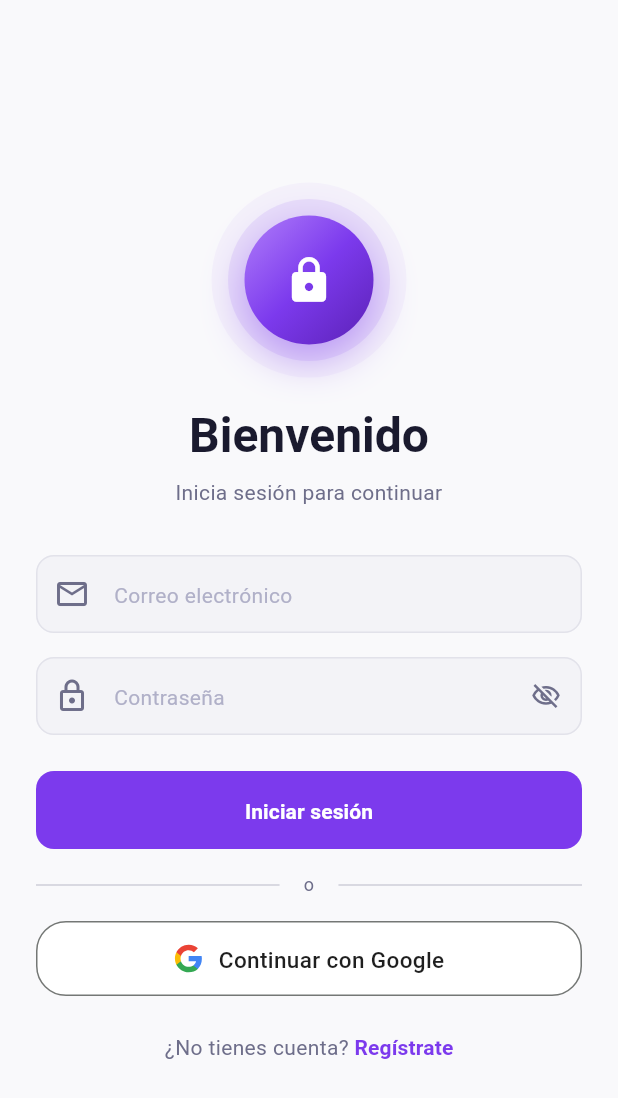
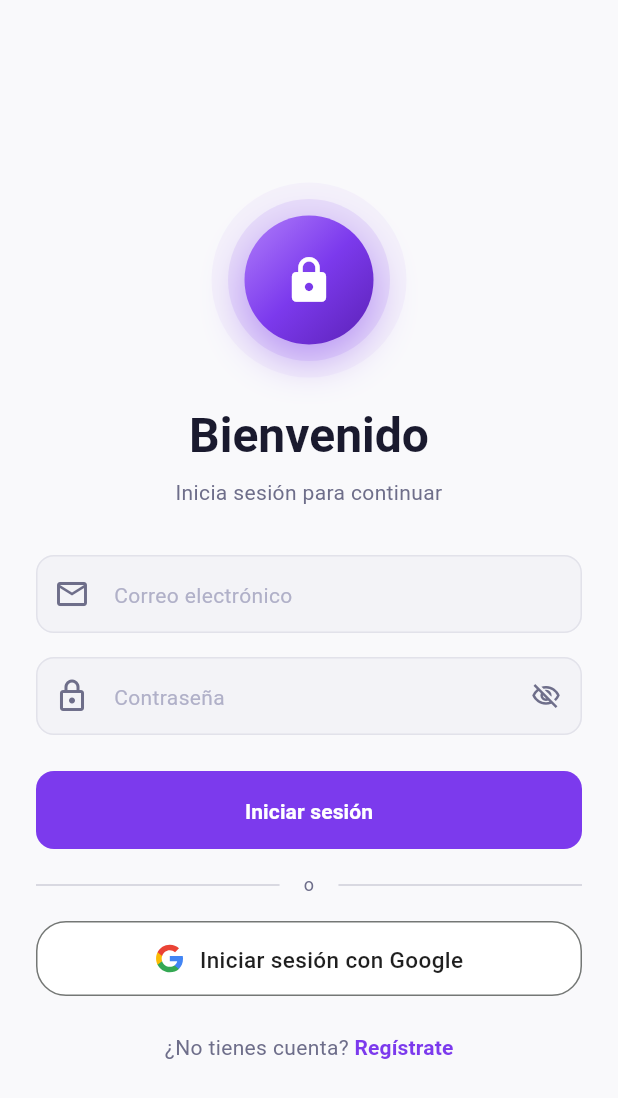
Before and after one commit to noahgrana09-source/clean-auth-kit, a Flutter app: the screen it shows after launch, on a phone screen of 412 x 824 dp. Shown: the top 1098 px of the screen. Run offline on Flutter 3.47's test engine with Material 3 defaults, Android fonts, the phone set to English and light mode, and no system bars; our stand-ins replace dartz, equatable, firebase_auth, firebase_core, flutter_riverpod, flutter_svg and 2 more; accounts and stored records are empty.

Commit message:
Refactor signOut to use Unit, simplify constructors, add text param to GoogleSignInButton
Replaced Either<Failure, void> with Either<Failure, Unit> across the signOut
chain (repository, impl, and test) so the type is Equatable-friendly. Simplified
use-case constructors to use this._repository directly. Added a configurable
text parameter to GoogleSignInButton with a sensible default, and set
context-specific labels on the login and register screens.

Co-Authored-By: Claude Sonnet 4.6 <noreply@anthropic.com>

```diff
--- a/lib/features/auth/data/repositories/auth_repository_impl.dart
+++ b/lib/features/auth/data/repositories/auth_repository_impl.dart
@@ -68,10 +68,10 @@ class AuthRepositoryImpl implements AuthRepository {
   }
 
   @override
-  Future<Either<Failure, void>> signOut() async {
+  Future<Either<Failure, Unit>> signOut() async {
     try {
       await _remoteDataSource.signOut();
-      return const Right(null);
+      return const Right(unit);
     } on Exception catch (e) {
       return Left(ServerFailure(message: e.toString()));
     }
--- a/lib/features/auth/domain/repositories/auth_repository.dart
+++ b/lib/features/auth/domain/repositories/auth_repository.dart
@@ -32,8 +32,8 @@ abstract class AuthRepository {
 
   /// Signs out the currently authenticated user.
   ///
-  /// Returns [void] on success or a [Failure] on error.
-  Future<Either<Failure, void>> signOut();
+  /// Returns [Unit] on success or a [Failure] on error.
+  Future<Either<Failure, Unit>> signOut();
 
   /// Watches the authentication state and emits [UserEntity] or null.
   ///
--- a/lib/features/auth/domain/usecases/sign_in_with_email_usecase.dart
+++ b/lib/features/auth/domain/usecases/sign_in_with_email_usecase.dart
@@ -14,7 +14,7 @@ class SignInWithEmailUseCase
   final AuthRepository _repository;
 
   /// Creates a [SignInWithEmailUseCase] with the given [repository].
-  SignInWithEmailUseCase(AuthRepository repository) : _repository = repository;
+  SignInWithEmailUseCase(this._repository);
 
   @override
   Future<Either<Failure, UserEntity>> call(SignInWithEmailParams params) {
--- a/lib/features/auth/domain/usecases/sign_in_with_google_usecase.dart
+++ b/lib/features/auth/domain/usecases/sign_in_with_google_usecase.dart
@@ -13,7 +13,7 @@ class SignInWithGoogleUseCase extends UseCase<UserEntity, NoParams> {
   final AuthRepository _repository;
 
   /// Creates a [SignInWithGoogleUseCase] with the given [repository].
-  SignInWithGoogleUseCase(AuthRepository repository) : _repository = repository;
+  SignInWithGoogleUseCase(this._repository);
 
   @override
   Future<Either<Failure, UserEntity>> call(NoParams params) {
--- a/lib/features/auth/presentation/screens/login_screen.dart
+++ b/lib/features/auth/presentation/screens/login_screen.dart
@@ -195,6 +195,7 @@ class _LoginScreenState extends ConsumerState<LoginScreen> {
           GoogleSignInButton(
             isLoading: isLoading,
             onPressed: isLoading ? null : _signInWithGoogle,
+            text: "Iniciar sesión con Google",
           ),
           const SizedBox(height: 24),
 
--- a/lib/features/auth/presentation/screens/register_screen.dart
+++ b/lib/features/auth/presentation/screens/register_screen.dart
@@ -278,6 +278,7 @@ class _RegisterScreenState extends ConsumerState<RegisterScreen> {
           GoogleSignInButton(
             isLoading: isLoading,
             onPressed: isLoading ? null : _signInWithGoogle,
+            text: "Registrarse con Google",
           ),
           const SizedBox(height: 24),
 
--- a/lib/features/auth/presentation/widgets/google_sign_in_button.dart
+++ b/lib/features/auth/presentation/widgets/google_sign_in_button.dart
@@ -18,8 +18,14 @@ const String _kGoogleLogoSvg = '''
 class GoogleSignInButton extends StatelessWidget {
   final VoidCallback? onPressed;
   final bool isLoading;
+  final String text;
 
-  const GoogleSignInButton({super.key, this.onPressed, this.isLoading = false});
+  const GoogleSignInButton({
+    super.key,
+    this.onPressed,
+    this.isLoading = false,
+    this.text = 'Continuar con Google',
+  });
 
   @override
   Widget build(BuildContext context) {
@@ -57,7 +63,7 @@ class GoogleSignInButton extends StatelessWidget {
                   SvgPicture.string(_kGoogleLogoSvg, width: 20, height: 20),
                   const SizedBox(width: 10),
                   Text(
-                    'Continuar con Google',
+                    text,
                     style: TextStyle(
                       fontSize: 15,
                       fontWeight: FontWeight.w500,
```
Also changed, not shown: 1 other file.
